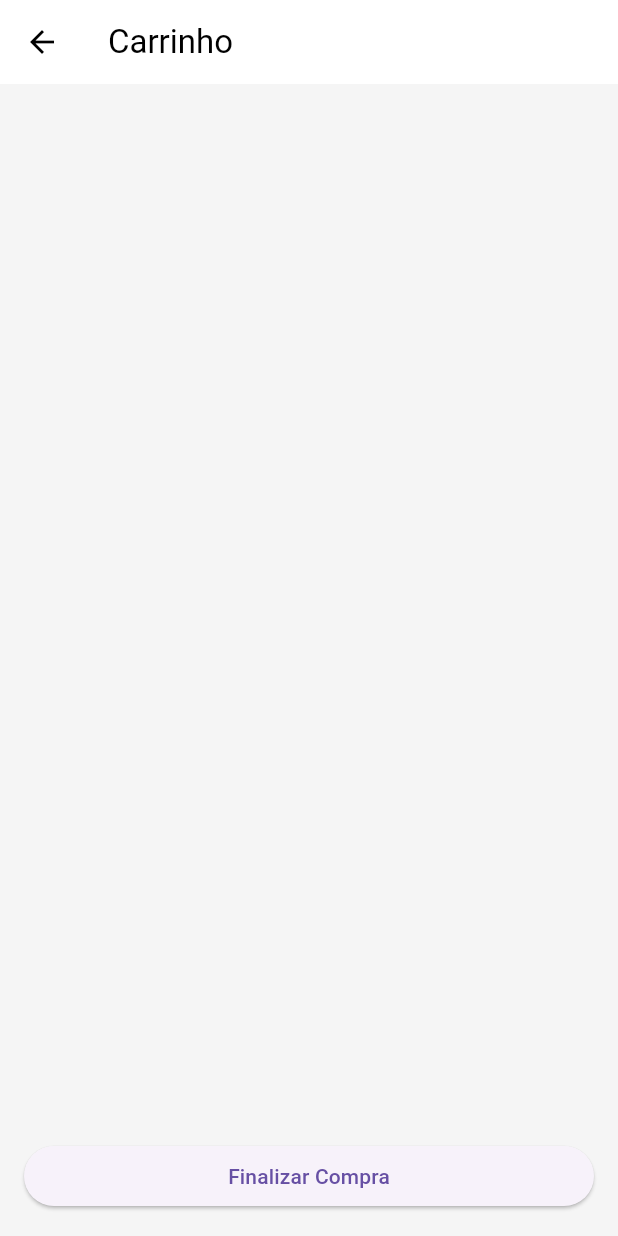
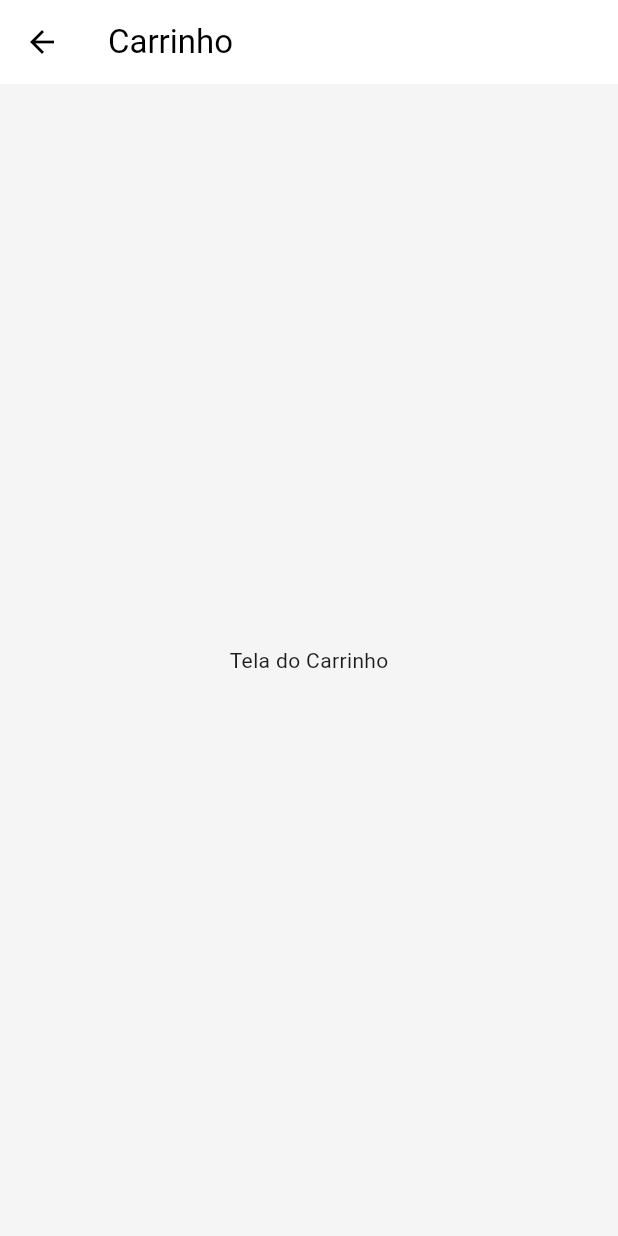
Before and after one commit to Ed7895678/PM_Flutter, a Flutter app: the CartScreen screen opened by its route, on a phone screen of 412 x 824 dp. Run offline on Flutter 3.47's test engine with Material 3 defaults, Android fonts, the phone set to English and light mode, and no system bars.

Commit message:
commit
resolução dos problemas

```diff
--- a/projeto/lib/data/services/api_service.dart
+++ b/projeto/lib/data/services/api_service.dart
@@ -1,9 +1,9 @@
+// lib/data/services/api_service.dart
 import 'package:http/http.dart' as http;
 import 'dart:convert';
-import '../core/constants/api_constants.dart';
 
 class ApiService {
-  final String baseUrl = ApiConstants.baseUrl;
+  final String baseUrl = 'http://pmonteiro.ovh:5000';
   String? _token;
 
   void setToken(String token) {
--- a/projeto/lib/screens/cart/cart_screen.dart
+++ b/projeto/lib/screens/cart/cart_screen.dart
@@ -1,3 +1,4 @@
+// lib/screens/cart/cart_screen.dart
 import 'package:flutter/material.dart';
 
 class CartScreen extends StatelessWidget {
@@ -9,20 +10,8 @@ class CartScreen extends StatelessWidget {
       appBar: AppBar(
         title: const Text('Carrinho'),
       ),
-      body: ListView.builder(
-        itemCount: 0, // Temporário
-        itemBuilder: (context, index) {
-          return const CartItemWidget();
-        },
-      ),
-      bottomNavigationBar: SafeArea(
-        child: Padding(
-          padding: const EdgeInsets.all(16.0),
-          child: ElevatedButton(
-            onPressed: () {},
-            child: const Text('Finalizar Compra'),
-          ),
-        ),
+      body: const Center(
+        child: Text('Tela do Carrinho'),
       ),
     );
   }
--- a/projeto/lib/screens/home/home_screen.dart
+++ b/projeto/lib/screens/home/home_screen.dart
@@ -1,4 +1,8 @@
+// lib/screens/home/home_screen.dart
 import 'package:flutter/material.dart';
+import '../cart/cart_screen.dart';
+import '../product/product_list_screen.dart';
+import '../profile/profile_screen.dart';
 
 class HomeScreen extends StatefulWidget {
   const HomeScreen({super.key});
```
